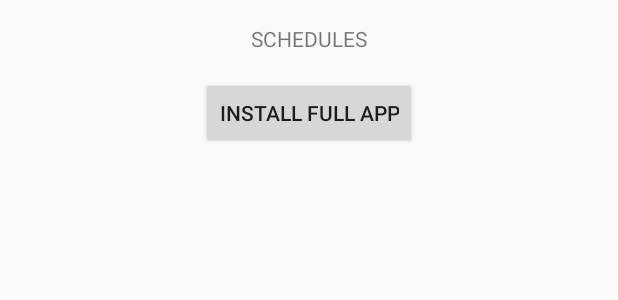
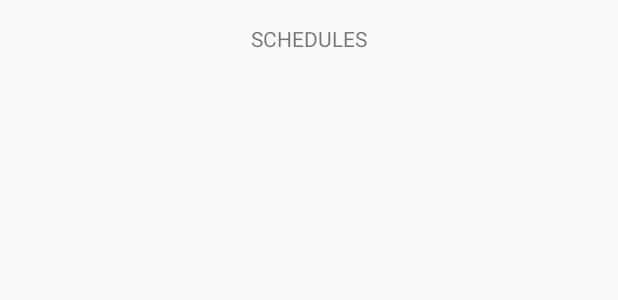
Before and after one commit to ADGevents/android-droidcon-madrid-19, an Android app: the layout fragment_schedule.xml on its own in the app's theme, with its tools: preview values and no code run, on a phone screen of 412 x 824 dp. Shown: the top 300 px of the screen. Run offline under Robolectric (Android 15) with nearby library versions, the phone set to English and light mode, and no system bars.

Commit message:
Remove install app button from schedule fragment layout

```diff
--- a/schedule/src/main/res/layout/fragment_schedule.xml
+++ b/schedule/src/main/res/layout/fragment_schedule.xml
@@ -17,17 +17,4 @@
         app:layout_constraintTop_toTopOf="parent"
         tools:text="SCHEDULES" />
 
-    <Button
-        android:id="@+id/installAppButton"
-        android:layout_width="wrap_content"
-        android:layout_height="wrap_content"
-        android:layout_marginTop="16dp"
-        android:text="Install full app"
-        android:visibility="gone"
-        app:layout_constraintEnd_toEndOf="@+id/scheduleScreenTitle"
-        app:layout_constraintStart_toStartOf="@+id/scheduleScreenTitle"
-        app:layout_constraintTop_toBottomOf="@+id/scheduleScreenTitle"
-        tools:visibility="visible"
-        tools:ignore="HardcodedText" />
-
 </androidx.constraintlayout.widget.ConstraintLayout>
```
